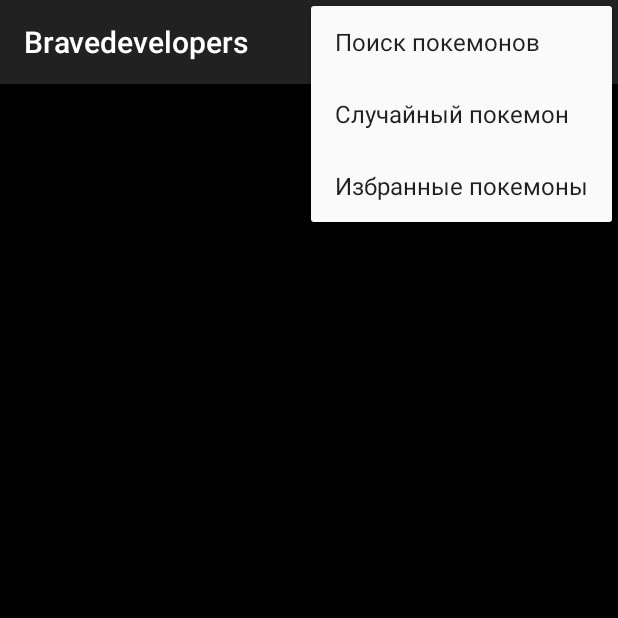
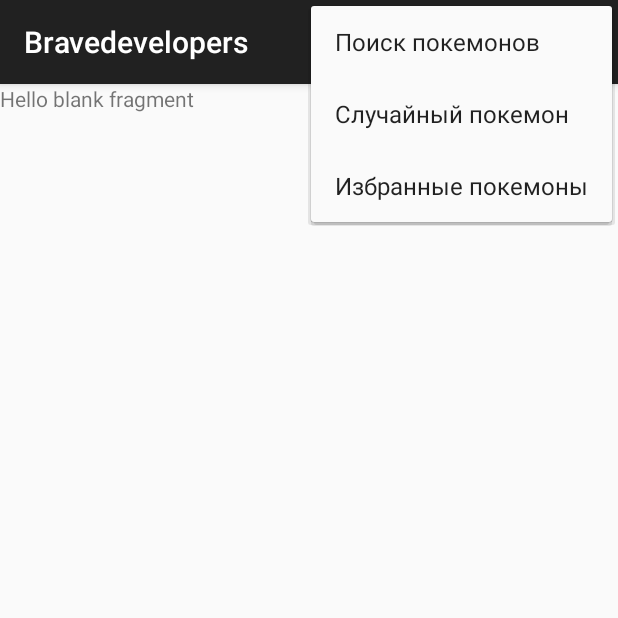
Before and after one commit to Levandou/Bravedevelopers, an Android app: the screen it shows after launch (MainActivity), with the options menu open, on a phone screen of 412 x 824 dp, the top half of it. Run offline under Robolectric (Android 15) with nearby library versions, the phone set to English and light mode, and no system bars; our stand-ins replace Dagger/Hilt's generated code.

Commit message:
Add changes

```diff
--- a/app/src/main/res/layout/activity_main.xml
+++ b/app/src/main/res/layout/activity_main.xml
@@ -8,6 +8,6 @@
     android:layout_height="match_parent"
     tools:context=".presentation.MainActivity"
     app:navGraph="@navigation/main_navigation"
-    tools:layout="@layout/fragment_third_screen"
+    tools:layout="@layout/fragment_first_screen"
     app:defaultNavHost="true"
     />
--- a/app/src/main/res/navigation/main_navigation.xml
+++ b/app/src/main/res/navigation/main_navigation.xml
@@ -3,7 +3,7 @@
     xmlns:app="http://schemas.android.com/apk/res-auto"
     xmlns:tools="http://schemas.android.com/tools"
     android:id="@+id/main_navigation"
-    app:startDestination="@id/thirdScreenFragment">
+    app:startDestination="@id/firstScreenFragment">
 
     <fragment
         android:id="@+id/firstScreenFragment"
```
Also changed, not shown: app/src/main/java/com/example/bravedevelopers/presentation/MainActivity.kt (+23 -0 lines).
